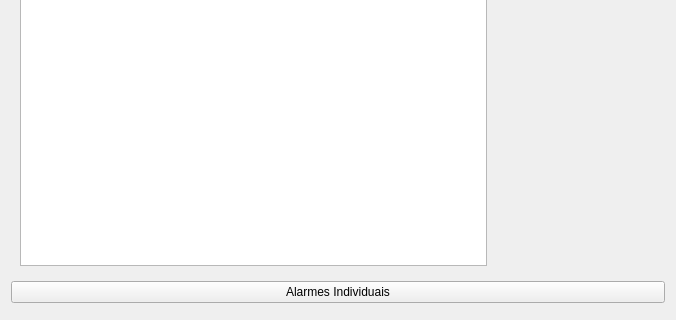
First picture: the form in gui/solo_monitor.ui, repository dtgmariano/central_monitoramento, before the edit; both pictures show x 0 to 676 and y 186 to 506 of the 676 by 506 pixel window.
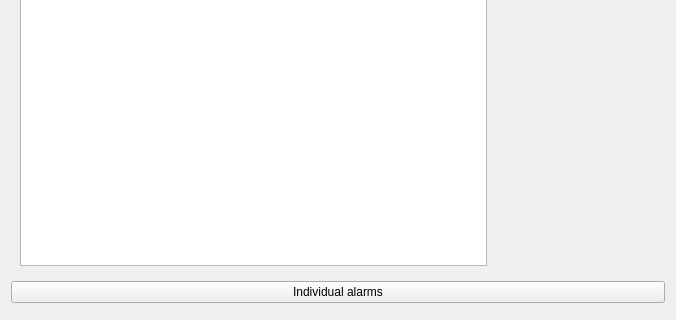
Second picture: the form after the edit. Icons and pictures are not drawn. Custom widgets are drawn as their Qt base class.

Patch:
```diff
--- a/gui/solo_monitor.ui
+++ b/gui/solo_monitor.ui
@@ -352,7 +352,7 @@
         <bool>true</bool>
        </property>
        <property name="text">
-        <string>Alarmes Individuais</string>
+        <string>Individual alarms</string>
        </property>
       </widget>
      </item>
```
Left out of the diff: 2 changed lines with no effect on the pictures.
